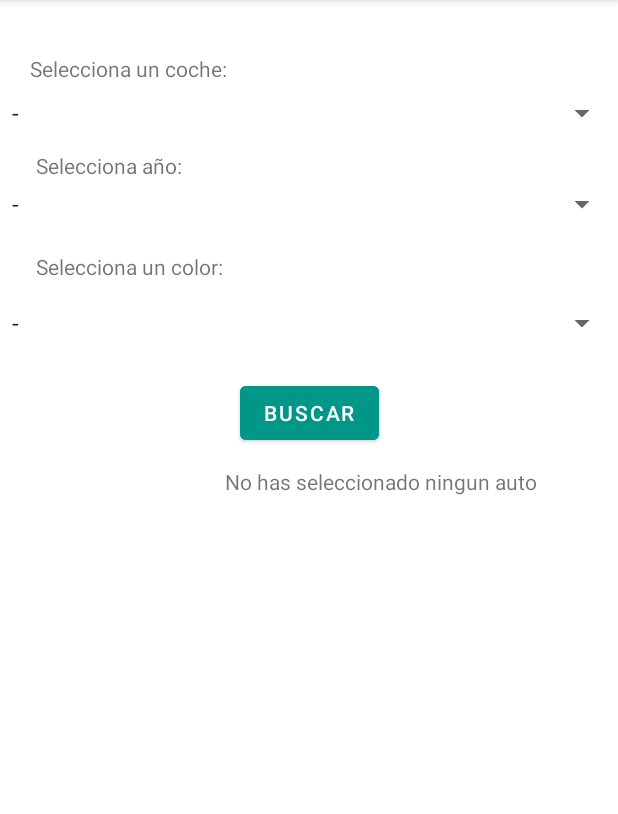
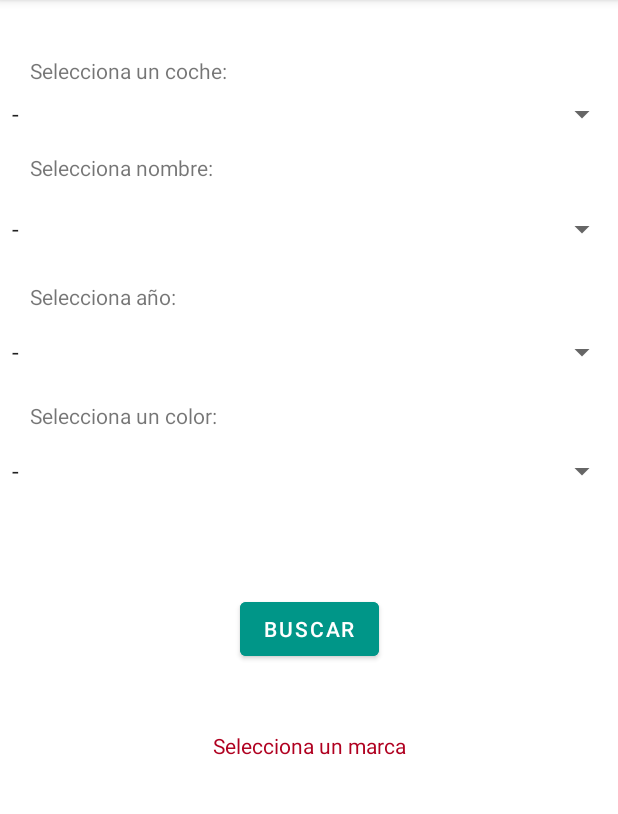
Before and after one commit to edgarbautista-dev/VentaCoches, an Android app: the screen it shows after launch (MainActivity), after a tap on "BUSCAR", on a phone screen of 412 x 824 dp, the part 84-898 px from its top. Run offline under Robolectric (Android 15) with nearby library versions, the phone set to English and light mode, and no system bars.

Commit message:
second layout

```diff
--- a/app/src/main/java/com/example/ventacoches/MainActivity.java
+++ b/app/src/main/java/com/example/ventacoches/MainActivity.java
@@ -6,11 +6,9 @@ import android.widget.*;
 import androidx.appcompat.app.AppCompatActivity;
 import android.os.Bundle;
 
-import java.lang.reflect.Array;
-import java.text.BreakIterator;
-
 public class MainActivity extends AppCompatActivity {
-    private Spinner cmbAutos;
+    private Spinner cmbMarca;
+    private Spinner cmbNombres;
     private TextView LblMensaje;
     private Spinner cmbAño;
     private Spinner cmbColor;
@@ -22,17 +20,33 @@ public class MainActivity extends AppCompatActivity {
         setContentView(R.layout.activity_main);
         LblMensaje=(TextView) findViewById(R.id.lblMensaje);
         btnBuscar=(Button) findViewById(R.id.button);
-        final String[] autos= new String[]{"-","Audi","BMW","Mercedes","Volkswagen","Volvo","Ford","Chevrolet","Toyota","Nissan","Hyundai","Kia","Mazda","Suzuki","Honda","Mitsubishi","Subaru","Daihatsu","Lexus","Infiniti","Jaguar","Land Rover","Porsche","Ferrari","Lamborghini","Aston Martin","Bentley","Maserati","Alfa Romeo","Fiat","Peugeot","Citroen","Renault","Dacia","Opel","Seat","Skoda","Mini","Smart","Tesla","Mclaren","Bugatti","Pagani","Rolls Royce","Acura","Buick","Cadillac","Chrysler","Dodge","GMC","Jeep","Lincoln","Pontiac","Ram","Saab","Saturn","Scion","Abarth","Aixam","Alpina","Asia Motors","Asia Towner","Aston Martin","Audi","Austin","Bentley","BMW","Brilliance","Bugatti","Buick","Cadillac","Changan","Chery","Chevrolet","Chrysler","Citroen","Dacia","Daewoo","Daihatsu","Dodge","Donkervoort","DS","Ferrari","Fiat","Fisker","Ford","GMC","Great Wall","Hafei","Honda","Hummer","Hyundai","Infiniti","Isuzu","Iveco","Jaguar","Jeep","Kia","Lada","Lamborghini","Lancia","Land Rover","Landwind","Lexus","Lifan","Lincoln","Lotus","Mahindra","Maserati","Maybach","Mazda","McLaren","Mercedes","Mercury","MG","Mini","Mitsubishi","Morgan","Nissan","Oldsmobile","Opel","Peugeot","Plymouth","Pontiac","Porsche","Proton","Renault","Rolls Royce","Rover","Saab","Seat","Shuanghuan","Skoda","Smart","Ssangyong","Subaru","Suzuki","Tata","Tesla","Toyota","Volkswagen","Volvo","Wartburg","Wiesmann","Zotye","ZX"};
+        final String[] marca = new String[]{"-","Audi","BMW","Mercedes","Volkswagen","Volvo","Ford","Chevrolet","Toyota","Nissan","Hyundai","Kia","Mazda","Suzuki","Honda","Mitsubishi","Subaru","Daihatsu","Lexus","Infiniti","Jaguar","Land Rover","Porsche","Ferrari","Lamborghini","Aston Martin","Bentley","Maserati","Alfa Romeo","Fiat","Peugeot","Citroen","Renault","Dacia","Opel","Seat","Skoda","Mini","Smart","Tesla","Mclaren","Bugatti","Pagani","Rolls Royce","Acura","Buick","Cadillac","Chrysler","Dodge","GMC","Jeep","Lincoln","Pontiac","Ram","Saab","Saturn","Scion","Abarth","Aixam","Alpina","Asia Motors","Asia Towner","Aston Martin","Audi","Austin","Bentley","BMW","Brilliance","Bugatti","Buick","Cadillac","Changan","Chery","Chevrolet","Chrysler","Citroen","Dacia","Daewoo","Daihatsu","Dodge","Donkervoort","DS","Ferrari","Fiat","Fisker","Ford","GMC","Great Wall","Hafei","Honda","Hummer","Hyundai","Infiniti","Isuzu","Iveco","Jaguar","Jeep","Kia","Lada","Lamborghini","Lancia","Land Rover","Landwind","Lexus","Lifan","Lincoln","Lotus","Mahindra","Maserati","Maybach","Mazda","McLaren","Mercedes","Mercury","MG","Mini","Mitsubishi","Morgan","Nissan","Oldsmobile","Opel","Peugeot","Plymouth","Pontiac","Porsche","Proton","Renault","Rolls Royce","Rover","Saab","Seat","Shuanghuan","Skoda","Smart","Ssangyong","Subaru","Suzuki","Tata","Tesla","Toyota","Volkswagen","Volvo","Wartburg","Wiesmann","Zotye","ZX"};
+        final String[] nombre = new String[]{"-","A1","A3","A4","A5","A6","A7","A8","Q3","Q5","Q7","R8","RS3","RS4","RS5","RS6","RS7","S3","S4","S5","S6","S7","S8","SQ5","TT","TT RS","TTS","A1","A3","A4","A5","A6","A7","A8","Q3","Q5","Q7","R8","RS3","RS4","RS5","RS6","RS7","S3","S4","S5","S6","S7","S8","SQ5","TT","TT RS","TTS","A1","A3","A4","A5","A6","A7","A8","Q3","Q5","Q7","R8","RS3","RS4","RS5","RS6","RS7","S3","S4","S5","S6","S7","S8","SQ5","TT","TT RS","TTS","A1","A3","A4","A5","A6","A7","A8","Q3","Q5","Q7","R8","RS3","RS4","RS5","RS6","RS7","S3","S4","S5","S6","S7","S8","SQ5","TT","TT RS","TTS","A1","A3","A4","A5","A6","A7","A8","Q3","Q5","Q7","R8","RS3","RS4","RS5","RS6","RS7","S3","S4","S5","S6","S7","S8","SQ5","TT","TT RS","TTS","A1","A3","A4","A5","A6","A7","A8","Q3","Q5","Q7","R8","RS3","RS4","RS5","RS6","RS7","S3","S4","S5","S6","S7","S8","SQ5","TT","TT RS","TTS","A1","A3","A4","A5","A6","A7","A8","Q3","Q5","Q7","R8"};
+        final String[] modelo= new String[]{"-","1998","1999","2000","2001","2002","2003","2004","2005","2006","2007","2008","2009","2010","2011","2012","2013","2014","2015","2016","2017","2018","2019","2020","2021","2022","2023"};
         final String[] color= new String[]{"-","Rojo","Azul","Verde","Amarillo","Blanco","Negro","Gris","Morado","Naranja","Rosa","Plateado","Cafe","Dorado","Oro","Plata","Cobre","Bronce","Cian","Magenta","Carmesi","Turquesa","Lila","Violeta","Marron","Beige","Rosa","Lima","Lavanda","Coral","Canela"};
-        final String[] modelo= new String[]{"-","1998","1999","2000","2001","2002","2003","2004","2005","2006","2007","2008","2009","2010","2011","2012","2013","2014","2015","2016","2017","2018","2019","2020","2021","2022","2023"};
-        cmbAutos=(Spinner) findViewById(R.id.cmbAutos);
-        ArrayAdapter<String> adapter = new ArrayAdapter<>(this, android.R.layout.simple_spinner_item, autos);
+        cmbMarca =(Spinner) findViewById(R.id.cmbAutos);
+        ArrayAdapter<String> adapter = new ArrayAdapter<>(this, android.R.layout.simple_spinner_item, marca);
         adapter.setDropDownViewResource(android.R.layout.simple_spinner_dropdown_item);
-        cmbAutos.setAdapter(adapter);
-        cmbAutos.setOnItemSelectedListener(new AdapterView.OnItemSelectedListener() {
+        cmbMarca.setAdapter(adapter);
+        cmbMarca.setOnItemSelectedListener(new AdapterView.OnItemSelectedListener() {
             @Override
             public void onItemSelected(AdapterView<?> parent, View view, int position, long id) {
-               LblMensaje.setText("Has seleccionado: " + autos[position]);
+                System.out.println("Has seleccionado: " + marca[position]);
+            }
+
+            @Override
+            public void onNothingSelected(AdapterView<?> parent) {
+                LblMensaje.setText("");
+            }
+        });
+        cmbNombres=(Spinner) findViewById(R.id.cmbNombre);
+        ArrayAdapter<String> adapterNombre = new ArrayAdapter<>(this, android.R.layout.simple_spinner_item, nombre);
+        adapterNombre.setDropDownViewResource(android.R.layout.simple_spinner_dropdown_item);
+        cmbNombres.setAdapter(adapterNombre);
+        cmbNombres.setOnItemSelectedListener(new AdapterView.OnItemSelectedListener() {
+            @Override
+            public void onItemSelected(AdapterView<?> parent, View view, int position, long id) {
+                System.out.println("Nombre: " + nombre[position]);
             }
 
             @Override
@@ -47,7 +61,7 @@ public class MainActivity extends AppCompatActivity {
         cmbAño.setOnItemSelectedListener(new AdapterView.OnItemSelectedListener() {
             @Override
             public void onItemSelected(AdapterView<?> parent, View view, int position, long id) {
-                LblMensaje.setText("Año: " + modelo[position]);
+                System.out.println("Año: " + modelo[position]);
             }
 
             @Override
@@ -62,7 +76,7 @@ public class MainActivity extends AppCompatActivity {
         cmbColor.setOnItemSelectedListener(new AdapterView.OnItemSelectedListener() {
             @Override
             public void onItemSelected(AdapterView<?> parent, View view, int position, long id) {
-                LblMensaje.setText("Color: " + color[position]);
+                System.out.println("Color: " + color[position]);
             }
 
             @Override
@@ -71,21 +85,26 @@ public class MainActivity extends AppCompatActivity {
             }
         });
         //cambiar de layout
-        btnBuscar.setOnClickListener(new View.OnClickListener() {
-            @Override
-            public void onClick(View v) {
-                String auto = cmbAutos.getSelectedItem().toString();
-                String año = cmbAño.getSelectedItem().toString();
-                String color = cmbColor.getSelectedItem().toString();
-                if (auto.equals("-") || año.equals("-") || color.equals("-")){
-                    LblMensaje.setText("No has seleccionado ningun auto");
-                }else{
-                    Intent intent = new Intent(MainActivity.this, SecondActivity.class);
-                    intent.putExtra("auto", auto);
-                    intent.putExtra("año", año);
-                    intent.putExtra("color", color);
-                    startActivity(intent);
-                }
+        btnBuscar.setOnClickListener(v -> {
+            String marcaSeleccionada = cmbMarca.getSelectedItem().toString();
+            String nombreSeleccionado = cmbNombres.getSelectedItem().toString();
+            String añoSeleccionado = cmbAño.getSelectedItem().toString();
+            String colorSeleccionado = cmbColor.getSelectedItem().toString();
+            if (marcaSeleccionada.equals("-")){
+                LblMensaje.setText("Selecciona un marca");
+            } else if (nombreSeleccionado.equals("-")) {
+                LblMensaje.setText("Selecciona un nombre");
+            } else if (añoSeleccionado.equals("-")) {
+                LblMensaje.setText("Selecciona un año");
+            } else if (colorSeleccionado.equals("-")) {
+                LblMensaje.setText("Selecciona un color");
+            } else{
+                Intent intent = new Intent(MainActivity.this, SecondActivity.class);
+                intent.putExtra("marca", marcaSeleccionada);
+                intent.putExtra("nombre", nombreSeleccionado);
+                intent.putExtra("año", añoSeleccionado);
+                intent.putExtra("color", colorSeleccionado);
+                startActivity(intent);
             }
         });
 
--- a/app/src/main/res/layout/activity_main.xml
+++ b/app/src/main/res/layout/activity_main.xml
@@ -10,55 +10,69 @@
 
     <TextView
             android:text=""
+            android:textColor="@color/design_default_color_error"
             android:layout_width="wrap_content"
             android:layout_height="wrap_content" android:id="@+id/lblMensaje"
-            android:layout_marginTop="12dp"
-            app:layout_constraintTop_toBottomOf="@+id/button" android:layout_marginEnd="54dp"
-            app:layout_constraintEnd_toEndOf="parent"/>
+            app:layout_constraintStart_toStartOf="parent" android:layout_marginTop="44dp"
+            app:layout_constraintTop_toBottomOf="@+id/button" app:layout_constraintEnd_toEndOf="parent"/>
     <TextView
             android:text="Selecciona un coche: "
             android:layout_width="wrap_content"
             android:layout_height="wrap_content" android:id="@+id/textView"
             app:layout_constraintStart_toStartOf="parent"
-            android:layout_marginStart="20dp" android:layout_marginBottom="8dp"
+            android:layout_marginStart="20dp" android:layout_marginBottom="7dp"
             app:layout_constraintBottom_toTopOf="@+id/cmbAutos"/>
+    <Spinner
+            android:layout_width="0dp"
+            android:layout_height="wrap_content" android:id="@+id/cmbNombre"
+            app:layout_constraintStart_toStartOf="parent"
+            android:layout_marginTop="19dp" app:layout_constraintTop_toBottomOf="@+id/labelNombre"
+            app:layout_constraintEnd_toEndOf="parent"/>
+    <TextView
+            android:text="Selecciona nombre: "
+            android:layout_width="wrap_content"
+            android:layout_height="wrap_content" android:id="@+id/labelNombre"
+            app:layout_constraintStart_toStartOf="parent" android:layout_marginTop="14dp"
+            android:layout_marginStart="20dp"
+            app:layout_constraintTop_toBottomOf="@+id/cmbAutos"/>
+    <TextView
+            android:text="Selecciona año: "
+            android:layout_width="wrap_content"
+            android:layout_height="wrap_content" android:id="@+id/labelAño"
+            app:layout_constraintStart_toStartOf="parent"
+            android:layout_marginStart="20dp" android:layout_marginBottom="15dp"
+            app:layout_constraintBottom_toTopOf="@+id/cmbAño"/>
     <Spinner
             android:layout_width="0dp"
             android:layout_height="wrap_content" android:id="@+id/cmbAño"
             app:layout_constraintStart_toStartOf="parent"
-            app:layout_constraintEnd_toEndOf="parent" android:layout_marginBottom="20dp"
-            app:layout_constraintBottom_toTopOf="@+id/labelColor"/>
-    <Spinner
-            android:layout_width="0dp"
-            android:layout_height="wrap_content" android:id="@+id/cmbColor"
-            app:layout_constraintTop_toTopOf="parent"
-            app:layout_constraintStart_toStartOf="parent" android:layout_marginTop="203dp"
+            android:layout_marginTop="58dp" app:layout_constraintTop_toBottomOf="@+id/cmbNombre"
             app:layout_constraintEnd_toEndOf="parent"/>
     <TextView
             android:text="Selecciona un color: "
             android:layout_width="wrap_content"
             android:layout_height="wrap_content" android:id="@+id/labelColor"
             app:layout_constraintStart_toStartOf="parent"
-            android:layout_marginStart="24dp" android:layout_marginBottom="16dp"
+            android:layout_marginStart="20dp" android:layout_marginBottom="15dp"
             app:layout_constraintBottom_toTopOf="@+id/cmbColor"/>
-    <TextView
-            android:text="Selecciona año: "
-            android:layout_width="wrap_content"
-            android:layout_height="wrap_content" android:id="@+id/labelAño"
-            app:layout_constraintStart_toStartOf="@+id/cmbAño"
-            android:layout_marginStart="24dp" android:layout_marginBottom="4dp"
-            app:layout_constraintBottom_toTopOf="@+id/cmbAño"/>
+    <Spinner
+            android:layout_width="0dp"
+            android:layout_height="wrap_content" android:id="@+id/cmbColor"
+            app:layout_constraintStart_toStartOf="parent"
+            android:layout_marginTop="55dp" app:layout_constraintTop_toBottomOf="@+id/cmbAño"
+            app:layout_constraintEnd_toEndOf="parent"/>
     <Button
             android:text="Buscar"
             android:layout_width="wrap_content"
             android:layout_height="wrap_content" android:id="@+id/button"
             android:backgroundTint="#009688"
-            app:layout_constraintStart_toStartOf="parent" android:layout_marginTop="24dp"
-            app:layout_constraintTop_toBottomOf="@+id/cmbColor" app:layout_constraintEnd_toEndOf="parent"/>
+            app:layout_constraintStart_toStartOf="parent"
+            android:layout_marginTop="69dp" app:layout_constraintTop_toBottomOf="@+id/cmbColor"
+            app:layout_constraintEnd_toEndOf="parent"/>
     <Spinner
             android:layout_width="0dp"
             android:layout_height="wrap_content" android:id="@+id/cmbAutos"
-            app:layout_constraintStart_toStartOf="parent"
-            app:layout_constraintEnd_toEndOf="parent" android:layout_marginBottom="13dp"
-            app:layout_constraintBottom_toTopOf="@+id/labelAño"/>/
+            app:layout_constraintTop_toTopOf="parent"
+            app:layout_constraintStart_toStartOf="parent" android:layout_marginTop="64dp"
+            app:layout_constraintEnd_toEndOf="parent"/>/
 </androidx.constraintlayout.widget.ConstraintLayout>
```
Also changed, not shown: app/src/main/AndroidManifest.xml (+7 -0 lines).
